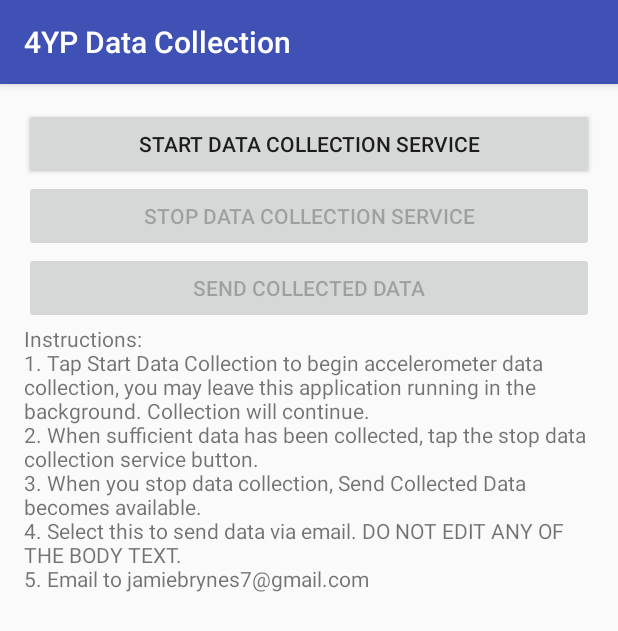
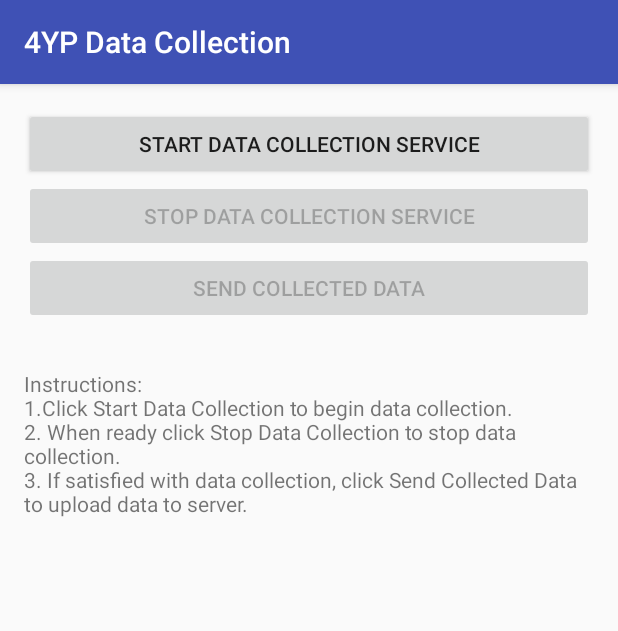
Before and after one commit to Oxford-step-counter/Data-Collection-Android-App, an Android app: the screen it shows after launch (MainActivity), on a phone screen of 412 x 824 dp. Shown: the top 631 px of the screen. Run offline under Robolectric (Android 15) with nearby library versions, the phone set to English and light mode, and no system bars; libraries missing offline, so code that uses them is left out: android.support.v4; 1 statement that could not run was skipped.

Commit message:
chg: Changed layout instructions to match new application model

```diff
--- a/app/src/main/res/layout/activity_main.xml
+++ b/app/src/main/res/layout/activity_main.xml
@@ -33,6 +33,7 @@
     <TextView
         android:layout_width = "match_parent"
         android:layout_height = "wrap_content"
-        android:text = "Instructions:\n1. Tap Start Data Collection to begin accelerometer data collection, you may leave this application running in the background. Collection will continue.\n2. When sufficient data has been collected, tap the stop data collection service button.\n3. When you stop data collection, Send Collected Data becomes available.\n4. Select this to send data via email. DO NOT EDIT ANY OF THE BODY TEXT.\n5. Email to jamiebrynes7@gmail.com"
+        android:layout_marginTop="30dp"
+        android:text="@string/instructions"
         />
 </LinearLayout>
--- a/app/src/main/res/values/strings.xml
+++ b/app/src/main/res/values/strings.xml
@@ -1,3 +1,4 @@
 <resources>
     <string name="app_name">4YP Data Collection</string>
+    <string name="instructions">Instructions:\n1.Click Start Data Collection to begin data collection.\n2. When ready click Stop Data Collection to stop data collection.\n3. If satisfied with data collection, click Send Collected Data to upload data to server.</string>
 </resources>
```
